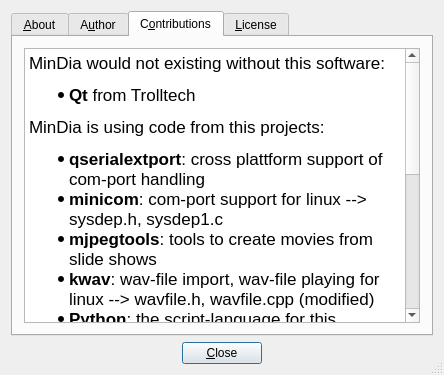
mneuroth/MinDia, file src/AboutExtDlg4.ui: the form before one commit.
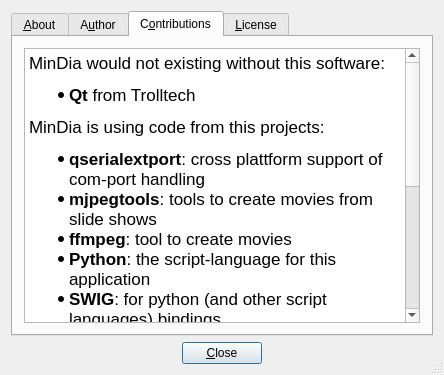
The form after the commit. The open tabs and pages were chosen to show the change.

What changed in the file:
```diff
--- a/src/AboutExtDlg4.ui
+++ b/src/AboutExtDlg4.ui
@@ -108,9 +108,8 @@
 &lt;ul style=&quot;margin-top: 0px; margin-bottom: 0px; margin-left: 0px; margin-right: 0px; -qt-list-indent: 1;&quot;&gt;&lt;li style=&quot; margin-top:12px; margin-bottom:12px; margin-left:0px; margin-right:0px; -qt-block-indent:0; text-indent:0px;&quot;&gt;&lt;span style=&quot; font-weight:600;&quot;&gt;Qt&lt;/span&gt; from Trolltech&lt;/li&gt;&lt;/ul&gt;
 &lt;p style=&quot; margin-top:12px; margin-bottom:12px; margin-left:0px; margin-right:0px; -qt-block-indent:0; text-indent:0px;&quot;&gt;MinDia is using code from this projects:&lt;/p&gt;
 &lt;ul style=&quot;margin-top: 0px; margin-bottom: 0px; margin-left: 0px; margin-right: 0px; -qt-list-indent: 1;&quot;&gt;&lt;li style=&quot; margin-top:12px; margin-bottom:0px; margin-left:0px; margin-right:0px; -qt-block-indent:0; text-indent:0px;&quot;&gt;&lt;span style=&quot; font-weight:600;&quot;&gt;qserialextport&lt;/span&gt;: cross plattform support of com-port handling&lt;/li&gt;
-&lt;li style=&quot; margin-top:0px; margin-bottom:0px; margin-left:0px; margin-right:0px; -qt-block-indent:0; text-indent:0px;&quot;&gt;&lt;span style=&quot; font-weight:600;&quot;&gt;minicom&lt;/span&gt;: com-port support for linux --&amp;gt; sysdep.h, sysdep1.c&lt;/li&gt;
 &lt;li style=&quot; font-weight:600;&quot; style=&quot; margin-top:0px; margin-bottom:0px; margin-left:0px; margin-right:0px; -qt-block-indent:0; text-indent:0px;&quot;&gt;mjpegtools&lt;span style=&quot; font-weight:400;&quot;&gt;: tools to create movies from slide shows&lt;/span&gt;&lt;/li&gt;
-&lt;li style=&quot; font-weight:600;&quot; style=&quot; margin-top:0px; margin-bottom:0px; margin-left:0px; margin-right:0px; -qt-block-indent:0; text-indent:0px;&quot;&gt;kwav&lt;span style=&quot; font-weight:400;&quot;&gt;: wav-file import, wav-file playing for linux --&amp;gt; wavfile.h, wavfile.cpp (modified)&lt;/span&gt;&lt;/li&gt;
+&lt;li style=&quot; font-weight:600;&quot; style=&quot; margin-top:0px; margin-bottom:0px; margin-left:0px; margin-right:0px; -qt-block-indent:0; text-indent:0px;&quot;&gt;ffmpeg&lt;span style=&quot; font-weight:400;&quot;&gt;: tool to create movies&lt;/span&gt;&lt;/li&gt;
 &lt;li style=&quot; margin-top:0px; margin-bottom:0px; margin-left:0px; margin-right:0px; -qt-block-indent:0; text-indent:0px;&quot;&gt;&lt;span style=&quot; font-weight:600;&quot;&gt;Python&lt;/span&gt;: the script-language for this application&lt;/li&gt;
 &lt;li style=&quot; margin-top:0px; margin-bottom:12px; margin-left:0px; margin-right:0px; -qt-block-indent:0; text-indent:0px;&quot;&gt;&lt;span style=&quot; font-weight:600;&quot;&gt;SWIG&lt;/span&gt;: for python (and other script languages) bindings&lt;/li&gt;&lt;/ul&gt;
 &lt;p style=&quot; margin-top:12px; margin-bottom:12px; margin-left:0px; margin-right:0px; -qt-block-indent:0; text-indent:0px;&quot;&gt;Other usefull programs to create a multimedia slide show:&lt;/p&gt;
@@ -119,7 +118,7 @@
 &lt;li style=&quot; margin-top:0px; margin-bottom:0px; margin-left:0px; margin-right:0px; -qt-block-indent:0; text-indent:0px;&quot;&gt;&lt;span style=&quot; font-weight:600;&quot;&gt;LAME&lt;/span&gt;: for mp3-file encoding from wav-files&lt;/li&gt;
 &lt;li style=&quot; margin-top:0px; margin-bottom:0px; margin-left:0px; margin-right:0px; -qt-block-indent:0; text-indent:0px;&quot;&gt;&lt;span style=&quot; font-weight:600;&quot;&gt;CDex&lt;/span&gt;: for wav- and mp3-file creation from audiao cd's (Windows)&lt;/li&gt;
 &lt;li style=&quot; margin-top:0px; margin-bottom:12px; margin-left:0px; margin-right:0px; -qt-block-indent:0; text-indent:0px;&quot;&gt;&lt;span style=&quot; font-weight:600;&quot;&gt;madplay&lt;/span&gt;: a command-line mp3-player (Linux)&lt;/li&gt;&lt;/ul&gt;
-&lt;p style=&quot;-qt-paragraph-type:empty; margin-top:0px; margin-bottom:12px; margin-left:0px; margin-right:0px; -qt-block-indent:0; text-indent:0px;&quot;&gt;&lt;/p&gt;&lt;/body&gt;&lt;/html&gt;</string>
+&lt;p style=&quot;-qt-paragraph-type:empty; margin-top:0px; margin-bottom:12px; margin-left:0px; margin-right:0px; -qt-block-indent:0; text-indent:0px;&quot;&gt;&lt;br /&gt;&lt;/p&gt;&lt;/body&gt;&lt;/html&gt;</string>
          </property>
         </widget>
        </item>
```
Left out of the diff: 4 changed lines with no effect on the pictures.
